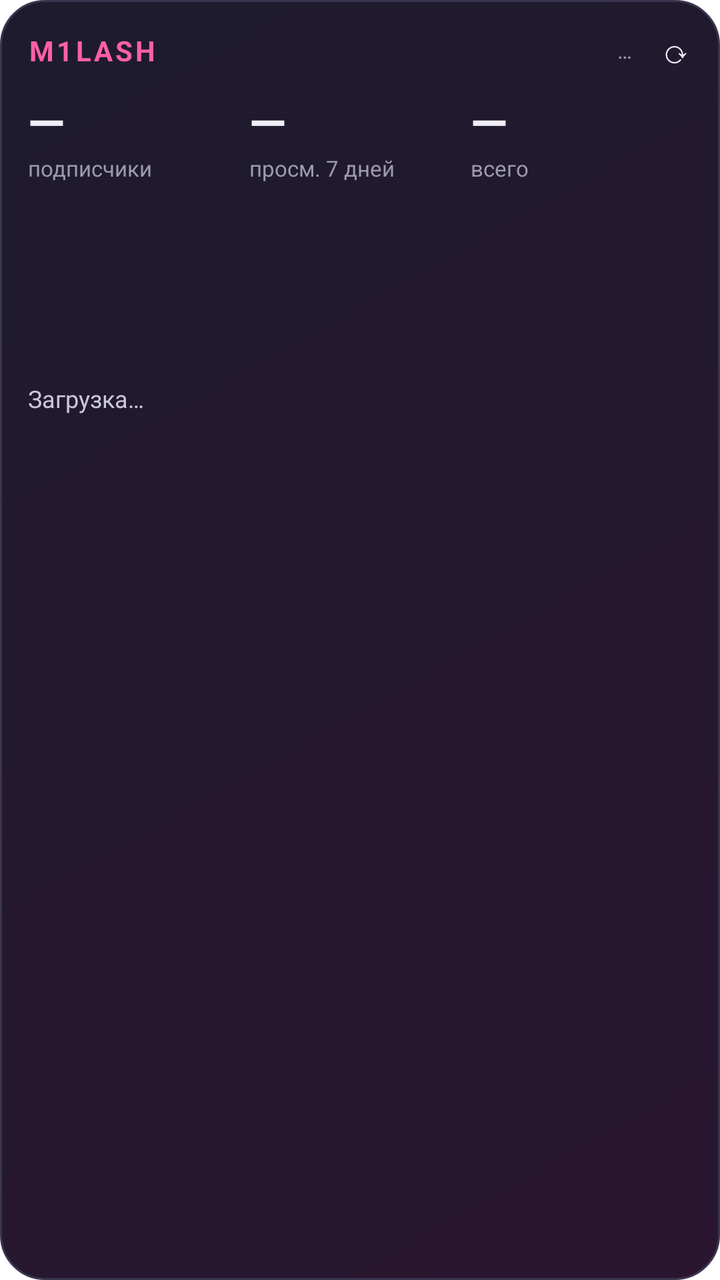
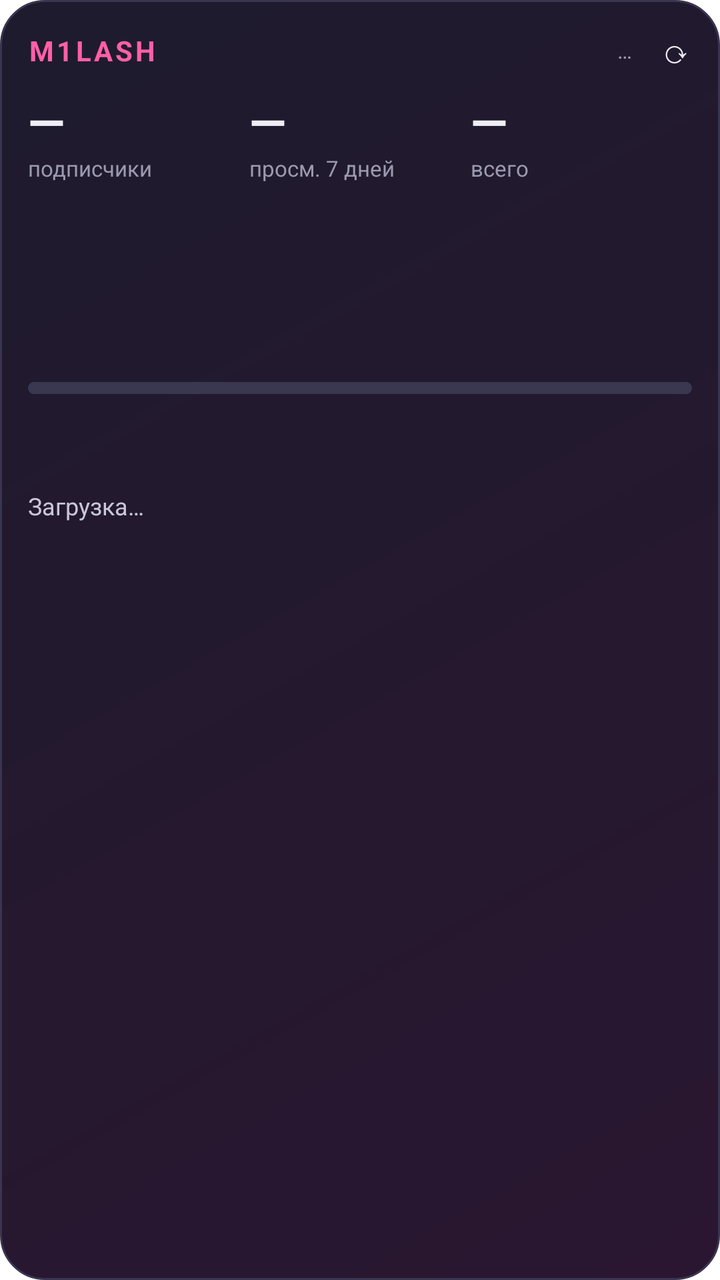

The first picture is an Android layout as it rendered before a commit; the second is the same layout after the commit. The layout source and the unified diff follow.
<!-- AndroidManifest.xml: fallback theme Theme.MaterialComponents.DayNight.NoActionBar -->
<!-- res/layout/widget.xml -->
<?xml version="1.0" encoding="utf-8"?>
<LinearLayout xmlns:android="http://schemas.android.com/apk/res/android" android:id="@+id/root"
    android:layout_width="match_parent" android:layout_height="match_parent" android:orientation="vertical"
    android:background="@drawable/bg" android:padding="14dp">
    <LinearLayout android:layout_width="match_parent" android:layout_height="wrap_content" android:orientation="horizontal" android:gravity="center_vertical">
        <TextView android:layout_width="0dp" android:layout_weight="1" android:layout_height="wrap_content" android:text="M1LASH" android:textColor="#FF5FA8" android:textStyle="bold" android:textSize="14sp" android:letterSpacing="0.1"/>
        <TextView android:id="@+id/updated" android:layout_width="wrap_content" android:layout_height="wrap_content" android:textColor="#9C9AB0" android:textSize="11sp" android:text="…"/>
        <TextView android:id="@+id/refresh" android:layout_width="wrap_content" android:layout_height="wrap_content" android:text="  ⟳" android:textColor="#EFEEF6" android:textSize="16sp" android:paddingStart="6dp"/>
    </LinearLayout>
    <LinearLayout android:layout_width="match_parent" android:layout_height="wrap_content" android:orientation="horizontal" android:layout_marginTop="8dp">
        <LinearLayout android:layout_width="0dp" android:layout_weight="1" android:layout_height="wrap_content" android:orientation="vertical">
            <TextView android:id="@+id/subs" android:layout_width="wrap_content" android:layout_height="wrap_content" android:text="—" android:textColor="#EFEEF6" android:textStyle="bold" android:textSize="24sp"/>
            <TextView android:layout_width="wrap_content" android:layout_height="wrap_content" android:text="подписчики" android:textColor="#9C9AB0" android:textSize="11sp"/>
        </LinearLayout>
        <LinearLayout android:layout_width="0dp" android:layout_weight="1" android:layout_height="wrap_content" android:orientation="vertical">
            <TextView android:id="@+id/week" android:layout_width="wrap_content" android:layout_height="wrap_content" android:text="—" android:textColor="#EFEEF6" android:textStyle="bold" android:textSize="24sp"/>
            <TextView android:id="@+id/delta" android:layout_width="wrap_content" android:layout_height="wrap_content" android:text="просм. 7 дней" android:textColor="#9C9AB0" android:textSize="11sp"/>
        </LinearLayout>
        <LinearLayout android:layout_width="0dp" android:layout_weight="1" android:layout_height="wrap_content" android:orientation="vertical">
            <TextView android:id="@+id/total" android:layout_width="wrap_content" android:layout_height="wrap_content" android:text="—" android:textColor="#EFEEF6" android:textStyle="bold" android:textSize="24sp"/>
            <TextView android:layout_width="wrap_content" android:layout_height="wrap_content" android:text="всего" android:textColor="#9C9AB0" android:textSize="11sp"/>
        </LinearLayout>
    </LinearLayout>
    <ImageView android:id="@+id/chart" android:layout_width="match_parent" android:layout_height="44dp" android:layout_marginTop="8dp" android:scaleType="fitXY" android:contentDescription="график"/>
    <TextView android:id="@+id/top" android:layout_width="match_parent" android:layout_height="wrap_content" android:layout_marginTop="6dp" android:textColor="#EFEEF6" android:textSize="12sp" android:maxLines="1" android:ellipsize="end"/>
    <TextView android:id="@+id/idea" android:layout_width="match_parent" android:layout_height="wrap_content" android:layout_marginTop="3dp" android:textColor="#8FD6FF" android:textSize="12sp" android:maxLines="2" android:ellipsize="end"/>
    <TextView android:id="@+id/review" android:layout_width="match_parent" android:layout_height="wrap_content" android:layout_marginTop="6dp" android:textColor="#F0B54A" android:textStyle="bold" android:textSize="13sp" android:visibility="gone"/>
    <TextView android:id="@+id/next" android:layout_width="match_parent" android:layout_height="wrap_content" android:layout_marginTop="6dp" android:textColor="#C9C7D9" android:textSize="12sp" android:maxLines="2" android:text="Загрузка…"/>
</LinearLayout>
<!-- resources referenced by this layout -->
<resources>
  <!-- drawable bg (drawable) -->
  <?xml version="1.0" encoding="utf-8"?>
  <shape xmlns:android="http://schemas.android.com/apk/res/android" android:shape="rectangle">
      <gradient android:angle="315" android:startColor="#1E1B2E" android:endColor="#2A1630" />
      <corners android:radius="22dp" /><stroke android:width="1dp" android:color="#3A3550" />
  </shape>
</resources>

<!-- the commit's change to res/layout/widget.xml (unified diff, before → after) -->
@@ -22,6 +22,11 @@
         </LinearLayout>
     </LinearLayout>
     <ImageView android:id="@+id/chart" android:layout_width="match_parent" android:layout_height="44dp" android:layout_marginTop="8dp" android:scaleType="fitXY" android:contentDescription="график"/>
+    <TextView android:id="@+id/fresh" android:layout_width="match_parent" android:layout_height="wrap_content" android:layout_marginTop="6dp" android:textColor="#EFEEF6" android:textSize="12sp" android:maxLines="2" android:ellipsize="end"/>
+    <LinearLayout android:layout_width="match_parent" android:layout_height="wrap_content" android:orientation="vertical" android:layout_marginTop="6dp">
+        <TextView android:id="@+id/ypp" android:layout_width="match_parent" android:layout_height="wrap_content" android:textColor="#F0B54A" android:textSize="12sp" android:maxLines="1" android:ellipsize="end"/>
+        <ProgressBar android:id="@+id/ypp_bar" style="@android:style/Widget.ProgressBar.Horizontal" android:layout_width="match_parent" android:layout_height="6dp" android:layout_marginTop="3dp" android:max="1000" android:progress="0" android:progressTint="#FF5FA8" android:progressBackgroundTint="#3A3850"/>
+    </LinearLayout>
     <TextView android:id="@+id/top" android:layout_width="match_parent" android:layout_height="wrap_content" android:layout_marginTop="6dp" android:textColor="#EFEEF6" android:textSize="12sp" android:maxLines="1" android:ellipsize="end"/>
     <TextView android:id="@+id/idea" android:layout_width="match_parent" android:layout_height="wrap_content" android:layout_marginTop="3dp" android:textColor="#8FD6FF" android:textSize="12sp" android:maxLines="2" android:ellipsize="end"/>
     <TextView android:id="@+id/review" android:layout_width="match_parent" android:layout_height="wrap_content" android:layout_marginTop="6dp" android:textColor="#F0B54A" android:textStyle="bold" android:textSize="13sp" android:visibility="gone"/>
